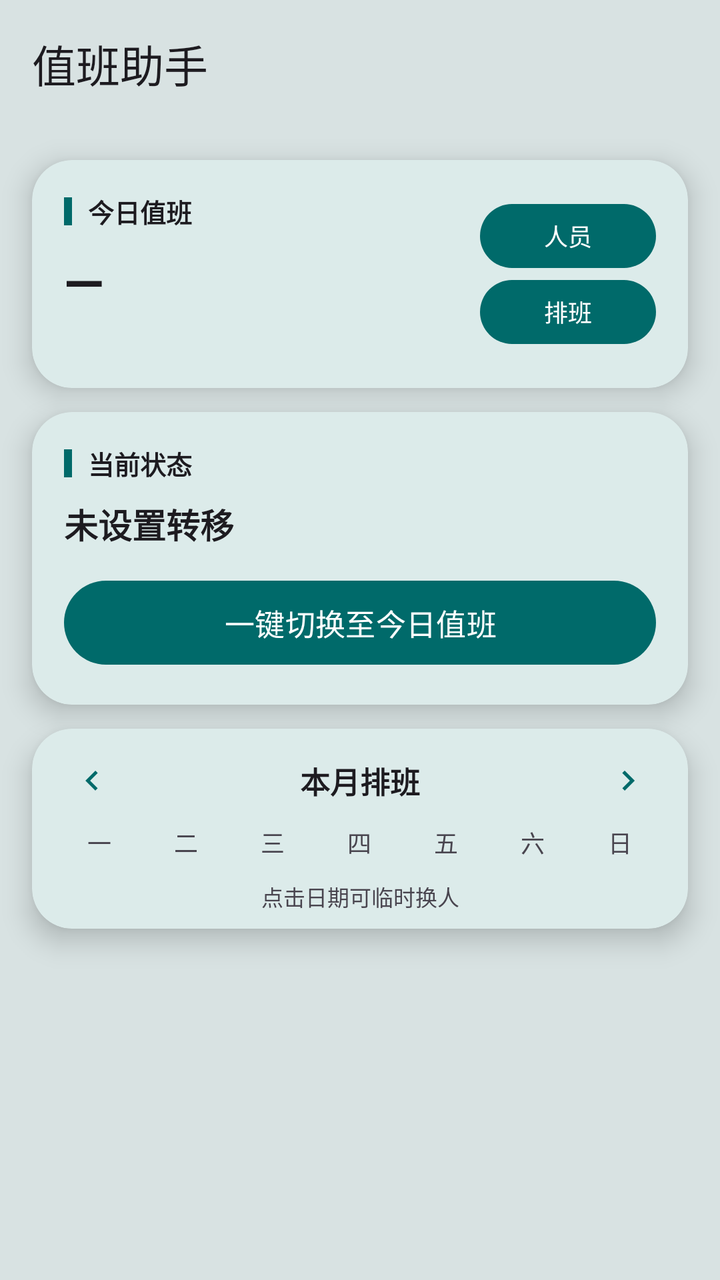
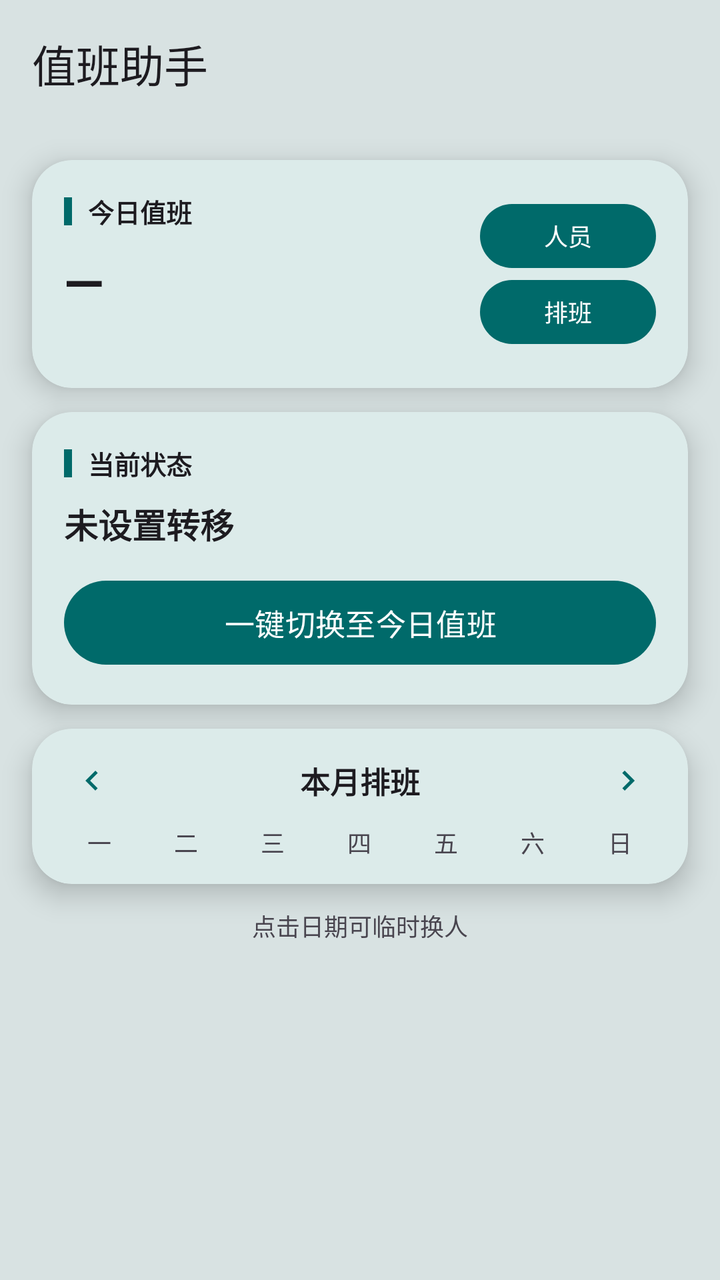

Before-and-after screenshots of an Android layout around one commit, followed by the original layout XML and the change that was made.
<!-- AndroidManifest.xml: application theme Theme.DutyCall -->
<!-- res/layout/activity_main.xml -->
<?xml version="1.0" encoding="utf-8"?>
<LinearLayout xmlns:android="http://schemas.android.com/apk/res/android"
    xmlns:app="http://schemas.android.com/apk/res-auto"
    android:layout_width="match_parent"
    android:layout_height="match_parent"
    android:orientation="vertical"
    android:clipChildren="false"
    android:clipToPadding="false"
    android:fitsSystemWindows="true">

    <com.google.android.material.appbar.MaterialToolbar
        android:id="@+id/toolbar"
        android:layout_width="match_parent"
        android:layout_height="?attr/actionBarSize"
        app:title="值班助手"
        app:titleTextAppearance="@style/TextAppearance.Material3.TitleLarge"
        android:background="@android:color/transparent" />

    
    <ScrollView
        android:layout_width="match_parent"
        android:layout_height="0dp"
        android:layout_weight="1"
        android:fillViewport="true"
        android:clipChildren="false"
        android:clipToPadding="false"
        android:paddingTop="16dp"
        android:paddingBottom="24dp">

        
        <LinearLayout
            android:layout_width="match_parent"
            android:layout_height="wrap_content"
            android:orientation="vertical"
            android:clipChildren="false"
            android:clipToPadding="false"
            android:paddingHorizontal="16dp">

            
            <com.google.android.material.card.MaterialCardView
                android:layout_width="match_parent"
                android:layout_height="wrap_content"
                app:cardBackgroundColor="?attr/colorSurface"
                app:cardCornerRadius="20dp"
                app:cardElevation="8dp"
                app:strokeWidth="0dp">

                <LinearLayout
                    android:layout_width="match_parent"
                    android:layout_height="wrap_content"
                    android:orientation="horizontal"
                    android:padding="16dp">

                    <LinearLayout
                        android:layout_width="0dp"
                        android:layout_height="wrap_content"
                        android:layout_weight="1"
                        android:orientation="vertical">

                        <LinearLayout
                            android:layout_width="match_parent"
                            android:layout_height="wrap_content"
                            android:orientation="horizontal"
                            android:gravity="center_vertical">
                            <View
                                android:layout_width="4dp"
                                android:layout_height="14dp"
                                android:background="@color/md_primary" />
                            <TextView
                                android:layout_width="wrap_content"
                                android:layout_height="wrap_content"
                                android:layout_marginStart="8dp"
                                android:text="今日值班"
                                android:textColor="?android:attr/textColorPrimary"
                                android:textSize="13sp"
                                android:textStyle="bold" />
                        </LinearLayout>

                        <TextView
                            android:id="@+id/tv_today_person"
                            android:layout_width="wrap_content"
                            android:layout_height="wrap_content"
                            android:layout_marginTop="8dp"
                            android:text="—"
                            android:textColor="?android:attr/textColorPrimary"
                            android:textSize="26sp"
                            android:textStyle="bold" />

                        <TextView
                            android:id="@+id/tv_today_date"
                            android:layout_width="wrap_content"
                            android:layout_height="wrap_content"
                            android:layout_marginTop="2dp"
                            android:textColor="?android:attr/textColorSecondary"
                            android:textSize="13sp" />

                        <TextView
                            android:id="@+id/tv_today_phone"
                            android:layout_width="wrap_content"
                            android:layout_height="wrap_content"
                            android:layout_marginTop="2dp"
                            android:textColor="?android:attr/textColorSecondary"
                            android:textSize="13sp"
                            android:visibility="gone" />
                    </LinearLayout>

                    <LinearLayout
                        android:layout_width="wrap_content"
                        android:layout_height="match_parent"
                        android:orientation="vertical"
                        android:gravity="center_vertical">

                        <com.google.android.material.button.MaterialButton
                            android:id="@+id/btn_people_manage"
                            style="@style/Widget.Material3.Button"
                            android:layout_width="wrap_content"
                            android:layout_height="wrap_content"
                            android:minHeight="32dp"
                            android:insetTop="0dp"
                            android:insetBottom="0dp"
                            android:text="人员"
                            android:textSize="12sp"
                            android:textColor="@color/action_text"
                            app:backgroundTint="@color/action_bg" />

                        <com.google.android.material.button.MaterialButton
                            android:id="@+id/btn_schedule_manage"
                            style="@style/Widget.Material3.Button"
                            android:layout_width="wrap_content"
                            android:layout_height="wrap_content"
                            android:layout_marginTop="6dp"
                            android:minHeight="32dp"
                            android:insetTop="0dp"
                            android:insetBottom="0dp"
                            android:text="排班"
                            android:textSize="12sp"
                            android:textColor="@color/action_text"
                            app:backgroundTint="@color/action_bg" />
                    </LinearLayout>

                </LinearLayout>
            </com.google.android.material.card.MaterialCardView>

            
            <com.google.android.material.card.MaterialCardView
                android:layout_width="match_parent"
                android:layout_height="wrap_content"
                android:layout_marginTop="12dp"
                app:cardBackgroundColor="?attr/colorSurface"
                app:cardCornerRadius="20dp"
                app:cardElevation="8dp"
                app:strokeWidth="0dp">

                <LinearLayout
                    android:layout_width="match_parent"
                    android:layout_height="wrap_content"
                    android:orientation="vertical"
                    android:padding="16dp">

                    <LinearLayout
                        android:layout_width="match_parent"
                        android:layout_height="wrap_content"
                        android:orientation="horizontal"
                        android:gravity="center_vertical">
                        <View
                            android:layout_width="4dp"
                            android:layout_height="14dp"
                            android:background="@color/md_primary" />
                        <TextView
                            android:layout_width="wrap_content"
                            android:layout_height="wrap_content"
                            android:layout_marginStart="8dp"
                            android:text="当前状态"
                            android:textColor="?android:attr/textColorPrimary"
                            android:textSize="13sp"
                            android:textStyle="bold" />
                    </LinearLayout>

                    <TextView
                        android:id="@+id/tv_state_value"
                        android:layout_width="match_parent"
                        android:layout_height="wrap_content"
                        android:layout_marginTop="8dp"
                        android:text="未设置转移"
                        android:textColor="?android:attr/textColorPrimary"
                        android:textSize="17sp"
                        android:textStyle="bold"
                        android:background="?attr/selectableItemBackground" />

                    <TextView
                        android:id="@+id/tv_state_time"
                        android:layout_width="match_parent"
                        android:layout_height="wrap_content"
                        android:layout_marginTop="2dp"
                        android:textColor="?android:attr/textColorSecondary"
                        android:textSize="12sp"
                        android:visibility="gone" />

                    <com.google.android.material.button.MaterialButton
                        android:id="@+id/btn_action"
                        android:layout_width="match_parent"
                        android:layout_height="wrap_content"
                        android:layout_marginTop="12dp"
                        android:paddingVertical="10dp"
                        android:text="一键切换至今日值班"
                        android:textColor="@color/action_text"
                        android:textSize="15sp"
                        app:backgroundTint="@color/action_bg" />

                </LinearLayout>
            </com.google.android.material.card.MaterialCardView>

            
            <com.google.android.material.card.MaterialCardView
                android:layout_width="match_parent"
                android:layout_height="wrap_content"
                android:layout_marginTop="12dp"
                app:cardBackgroundColor="?attr/colorSurface"
                app:cardCornerRadius="20dp"
                app:cardElevation="8dp"
                app:strokeWidth="0dp">

                
                <LinearLayout
                    android:layout_width="match_parent"
                    android:layout_height="wrap_content"
                    android:orientation="vertical"
                    android:paddingStart="12dp"
                    android:paddingEnd="12dp"
                    android:paddingTop="8dp"
                    android:paddingBottom="8dp">

                    <LinearLayout
                        android:layout_width="match_parent"
                        android:layout_height="wrap_content"
                        android:orientation="horizontal"
                        android:gravity="center_vertical">

                        <ImageView
                            android:id="@+id/btn_prev_month"
                            android:layout_width="36dp"
                            android:layout_height="36dp"
                            android:padding="8dp"
                            android:background="?attr/selectableItemBackgroundBorderless"
                            android:src="@drawable/ic_arrow_left"
                            app:tint="?attr/colorPrimary" />

                        <TextView
                            android:id="@+id/tv_calendar_title"
                            android:layout_width="0dp"
                            android:layout_height="wrap_content"
                            android:layout_weight="1"
                            android:gravity="center"
                            android:text="本月排班"
                            android:textColor="?android:attr/textColorPrimary"
                            android:textSize="15sp"
                            android:textStyle="bold" />

                        <ImageView
                            android:id="@+id/btn_next_month"
                            android:layout_width="36dp"
                            android:layout_height="36dp"
                            android:padding="8dp"
                            android:background="?attr/selectableItemBackgroundBorderless"
                            android:src="@drawable/ic_arrow_right"
                            app:tint="?attr/colorPrimary" />
                    </LinearLayout>

                    <LinearLayout
                        android:layout_width="match_parent"
                        android:layout_height="wrap_content"
                        android:layout_marginTop="4dp"
                        android:orientation="horizontal">
                        <TextView android:layout_width="0dp" android:layout_height="wrap_content" android:layout_weight="1" android:gravity="center" android:text="一" android:textSize="12sp" android:textColor="?android:attr/textColorSecondary"/>
                        <TextView android:layout_width="0dp" android:layout_height="wrap_content" android:layout_weight="1" android:gravity="center" android:text="二" android:textSize="12sp" android:textColor="?android:attr/textColorSecondary"/>
                        <TextView android:layout_width="0dp" android:layout_height="wrap_content" android:layout_weight="1" android:gravity="center" android:text="三" android:textSize="12sp" android:textColor="?android:attr/textColorSecondary"/>
                        <TextView android:layout_width="0dp" android:layout_height="wrap_content" android:layout_weight="1" android:gravity="center" android:text="四" android:textSize="12sp" android:textColor="?android:attr/textColorSecondary"/>
                        <TextView android:layout_width="0dp" android:layout_height="wrap_content" android:layout_weight="1" android:gravity="center" android:text="五" android:textSize="12sp" android:textColor="?android:attr/textColorSecondary"/>
                        <TextView android:layout_width="0dp" android:layout_height="wrap_content" android:layout_weight="1" android:gravity="center" android:text="六" android:textSize="12sp" android:textColor="?android:attr/textColorSecondary"/>
                        <TextView android:layout_width="0dp" android:layout_height="wrap_content" android:layout_weight="1" android:gravity="center" android:text="日" android:textSize="12sp" android:textColor="?android:attr/textColorSecondary"/>
                    </LinearLayout>

                    <androidx.recyclerview.widget.RecyclerView
                        android:id="@+id/recycler_calendar"
                        android:layout_width="match_parent"
                        android:layout_height="wrap_content"
                        android:layout_marginTop="4dp"
                        android:nestedScrollingEnabled="false" />

                    <TextView
                        android:layout_width="match_parent"
                        android:layout_height="wrap_content"
                        android:layout_marginTop="6dp"
                        android:text="点击日期可临时换人"
                        android:textSize="11sp"
                        android:textColor="?android:attr/textColorSecondary"
                        android:gravity="center" />

                </LinearLayout>
            </com.google.android.material.card.MaterialCardView>

        </LinearLayout>
    </ScrollView>

</LinearLayout>
<!-- resources referenced by this layout -->
<resources>
  <color name="action_bg">#006A6A</color>
  <color name="action_text">#FFFFFF</color>
  <color name="md_primary">#006A6A</color>
  <!-- drawable ic_arrow_left (drawable) -->
  <vector xmlns:android="http://schemas.android.com/apk/res/android"
      android:width="24dp"
      android:height="24dp"
      android:viewportWidth="24"
      android:viewportHeight="24">
      <path
          android:fillColor="#000000"
          android:pathData="M15.41,7.41L14,6l-6,6 6,6 1.41,-1.41L10.83,12z"/>
  </vector>
  <!-- drawable ic_arrow_right (drawable) -->
  <vector xmlns:android="http://schemas.android.com/apk/res/android"
      android:width="24dp"
      android:height="24dp"
      android:viewportWidth="24"
      android:viewportHeight="24">
      <path
          android:fillColor="#000000"
          android:pathData="M10,6L8.59,7.41 13.17,12l-4.58,4.59L10,18l6,-6z"/>
  </vector>
  <style name="Theme.DutyCall" parent="Theme.Material3.DayNight.NoActionBar">
          <item name="android:windowBackground">@color/app_bg</item>
          <item name="colorPrimary">@color/md_primary</item>
          <item name="colorOnPrimary">@color/md_on_primary</item>
          <item name="colorPrimaryContainer">@color/md_primary_container</item>
          <item name="colorOnPrimaryContainer">@color/md_on_primary_container</item>
          <item name="colorSecondary">@color/md_secondary</item>
          <item name="colorOnSecondary">@color/md_on_secondary</item>
          <item name="colorSecondaryContainer">@color/md_secondary_container</item>
          <item name="colorOnSecondaryContainer">@color/md_on_secondary_container</item>
          <item name="colorSurface">@color/md_surface</item>
          <item name="colorOnSurface">@color/md_on_surface</item>
          <item name="colorSurfaceVariant">@color/md_surface_variant</item>
          <item name="colorOnSurfaceVariant">@color/md_on_surface_variant</item>
          <item name="colorOutline">@color/md_outline</item>
          <item name="colorError">@color/md_error</item>
          <item name="colorOnError">@color/md_on_error</item>
          <item name="colorErrorContainer">@color/md_error_container</item>
          <item name="colorOnErrorContainer">@color/md_on_error_container</item>
      </style>
  <color name="app_bg">#D8E2E2</color>
  <color name="md_on_primary">#FFFFFF</color>
  <color name="md_primary_container">#6FF7F6</color>
  <color name="md_on_primary_container">#002020</color>
  <color name="md_secondary">#4A6363</color>
  <color name="md_on_secondary">#FFFFFF</color>
  <color name="md_secondary_container">#CCE8E7</color>
  <color name="md_on_secondary_container">#051F1F</color>
  <color name="md_surface">#FAFDFC</color>
  <color name="md_on_surface">#191C1C</color>
  <color name="md_surface_variant">#DAE5E4</color>
  <color name="md_on_surface_variant">#3F4948</color>
  <color name="md_outline">#6F7979</color>
  <color name="md_error">#BA1A1A</color>
  <color name="md_on_error">#FFFFFF</color>
  <color name="md_error_container">#FFDAD6</color>
  <color name="md_on_error_container">#410002</color>
</resources>

<!-- the commit's change to res/layout/activity_main.xml (unified diff, before → after) -->
@@ -287,18 +287,18 @@
                         android:layout_marginTop="4dp"
                         android:nestedScrollingEnabled="false" />
 
-                    <TextView
-                        android:layout_width="match_parent"
-                        android:layout_height="wrap_content"
-                        android:layout_marginTop="6dp"
-                        android:text="点击日期可临时换人"
-                        android:textSize="11sp"
-                        android:textColor="?android:attr/textColorSecondary"
-                        android:gravity="center" />
-
                 </LinearLayout>
             </com.google.android.material.card.MaterialCardView>
 
+            <TextView
+                android:layout_width="match_parent"
+                android:layout_height="wrap_content"
+                android:layout_marginTop="12dp"
+                android:text="点击日期可临时换人"
+                android:textSize="12sp"
+                android:textColor="?android:attr/textColorSecondary"
+                android:gravity="center" />
+
         </LinearLayout>
     </ScrollView>
 
